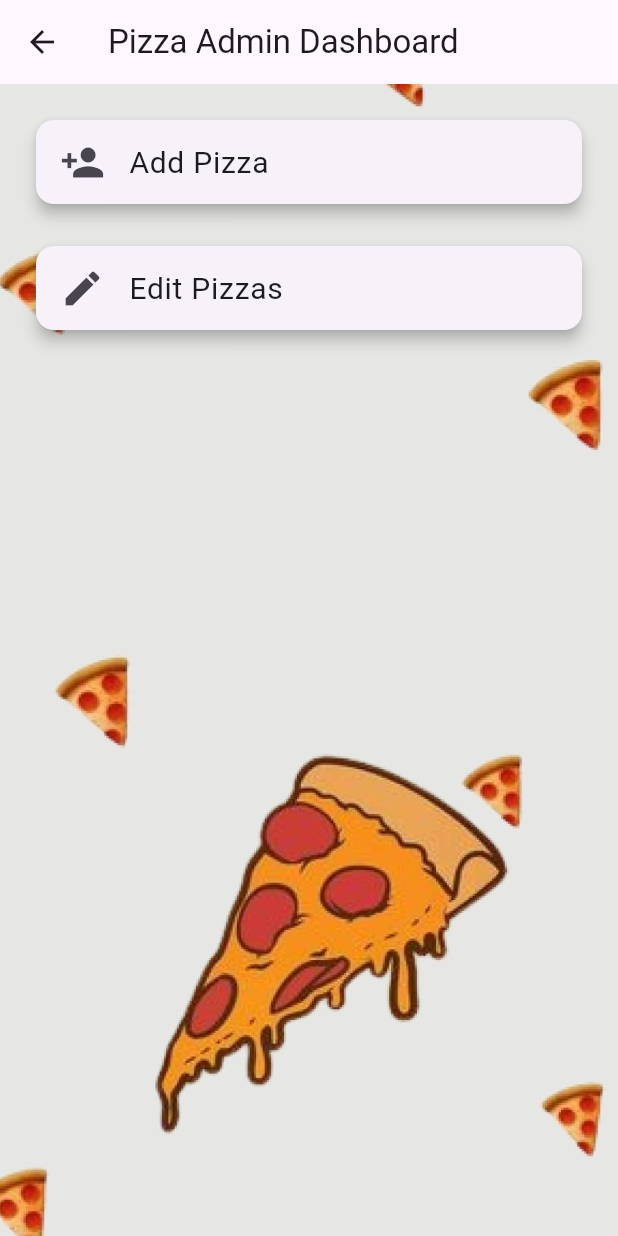
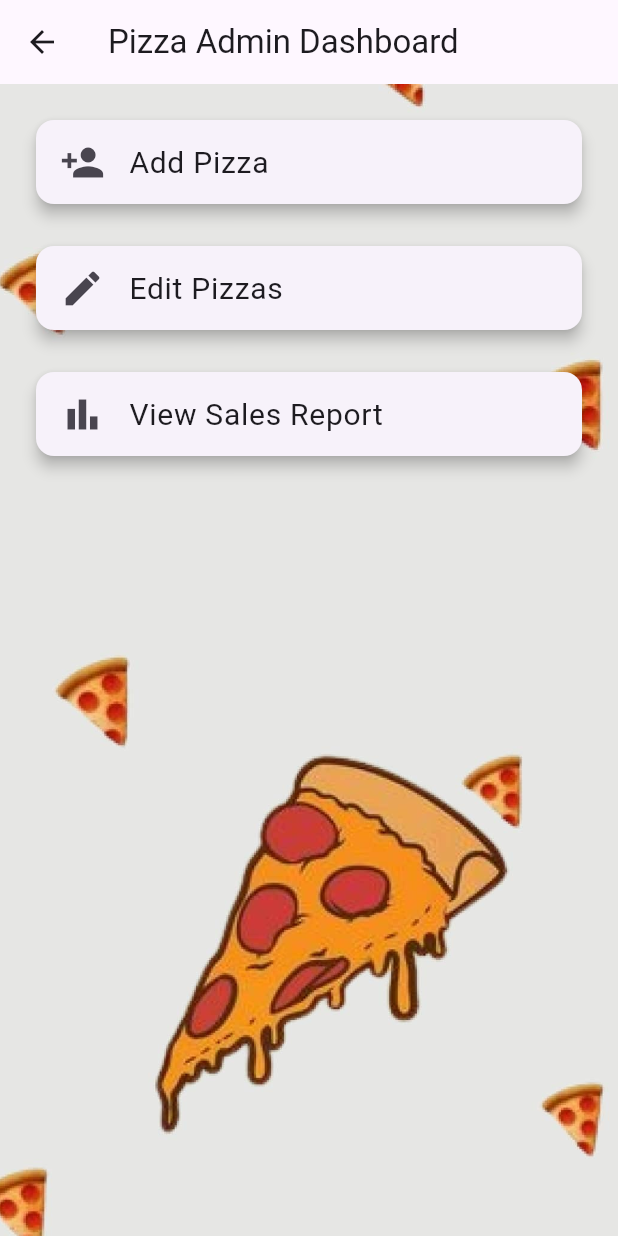
Before and after one commit to thara0122/pizzeria, a Flutter app: the AdminDashboardScreen screen opened directly, on a phone screen of 412 x 824 dp. Run offline on Flutter 3.47's test engine with Material 3 defaults, Android fonts, the phone set to English and light mode, and no system bars; our stand-ins replace cloud_firestore, firebase_auth, firebase_core, firebase_storage, image_picker; accounts and stored records are empty.

Commit message:
Added View Sales Report On Admin

```diff
--- a/lib/admin/admin_home_screen.dart
+++ b/lib/admin/admin_home_screen.dart
@@ -1,6 +1,8 @@
 import 'package:flutter/material.dart';
 import 'package:pizzeria1/admin/addPizza.dart';
 import 'package:pizzeria1/admin/edit_pizza_screen.dart';
+import 'package:pizzeria1/admin/salesReportScreen.dart';
+
 
 class AdminDashboardScreen extends StatelessWidget {
   const AdminDashboardScreen({super.key});
@@ -12,40 +14,33 @@ class AdminDashboardScreen extends StatelessWidget {
         title: const Text('Pizza Admin Dashboard'),
       ),
       body: Stack(
-        // Use a Stack widget for layering
         children: [
-          // Background image container
           Container(
             decoration: const BoxDecoration(
               image: DecorationImage(
-                image: AssetImage(
-                    'images/adminBackground.jpg'), // Replace with your image path
-                fit: BoxFit.cover, // Adjust fit as needed (cover, fill, etc.)
+                image: AssetImage('images/adminBackground.jpg'),
+                fit: BoxFit.cover,
               ),
             ),
           ),
-
           ListView(
             padding: const EdgeInsets.all(20.0),
             children: [
-              // Manage Users card
               Card(
-                elevation: 4.0, // Add some elevation
+                elevation: 4.0,
                 child: ListTile(
                   onTap: () => Navigator.push(
                     context,
                     MaterialPageRoute(builder: (context) => const AdminPanel()),
                   ),
                   leading: const Icon(Icons.person_add, size: 30),
-                  title: Text(
+                  title: const Text(
                     'Add Pizza',
                     style: TextStyle(fontSize: 20),
                   ),
                 ),
               ),
-              const SizedBox(height: 20), // Add spacing between cards
-
-              // Edit Pizzas card
+              const SizedBox(height: 20),
               Card(
                 elevation: 4.0,
                 child: ListTile(
@@ -55,15 +50,28 @@ class AdminDashboardScreen extends StatelessWidget {
                         builder: (context) => const EditPizzaScreen()),
                   ),
                   leading: const Icon(Icons.edit, size: 30),
-                  title: Text(
+                  title: const Text(
                     'Edit Pizzas',
                     style: TextStyle(fontSize: 20),
                   ),
                 ),
               ),
-              const SizedBox(height: 20), // Add spacing between cards
-
-              // Add more cards for additional functionalities
+              const SizedBox(height: 20),
+              Card(
+                elevation: 4.0,
+                child: ListTile(
+                  onTap: () => Navigator.push(
+                    context,
+                    MaterialPageRoute(
+                        builder: (context) => const SalesReportScreen()), // Navigate to Sales Report
+                  ),
+                  leading: const Icon(Icons.bar_chart, size: 30),
+                  title: const Text(
+                    'View Sales Report',
+                    style: TextStyle(fontSize: 20),
+                  ),
+                ),
+              ),
             ],
           ),
         ],
```
Also changed, not shown: lib/admin/pizza_service.dart (+6 -1 lines), lib/admin/salesReportScreen.dart (added, +75 -0 lines), lib/test.dart (+11 -1 lines).
